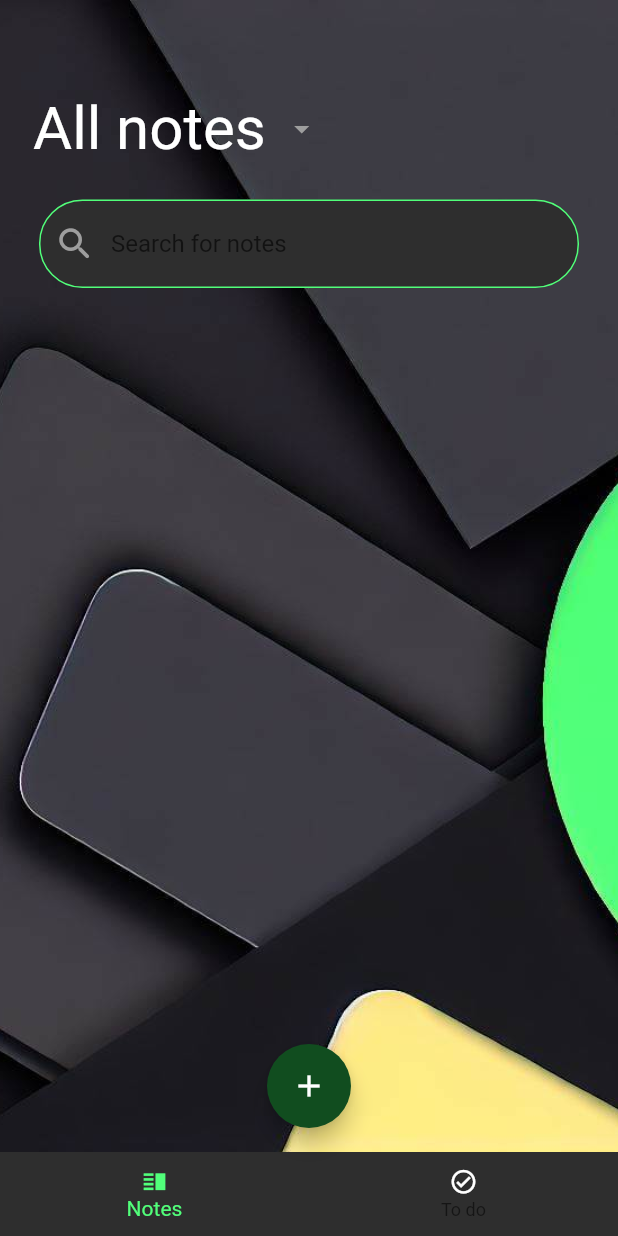
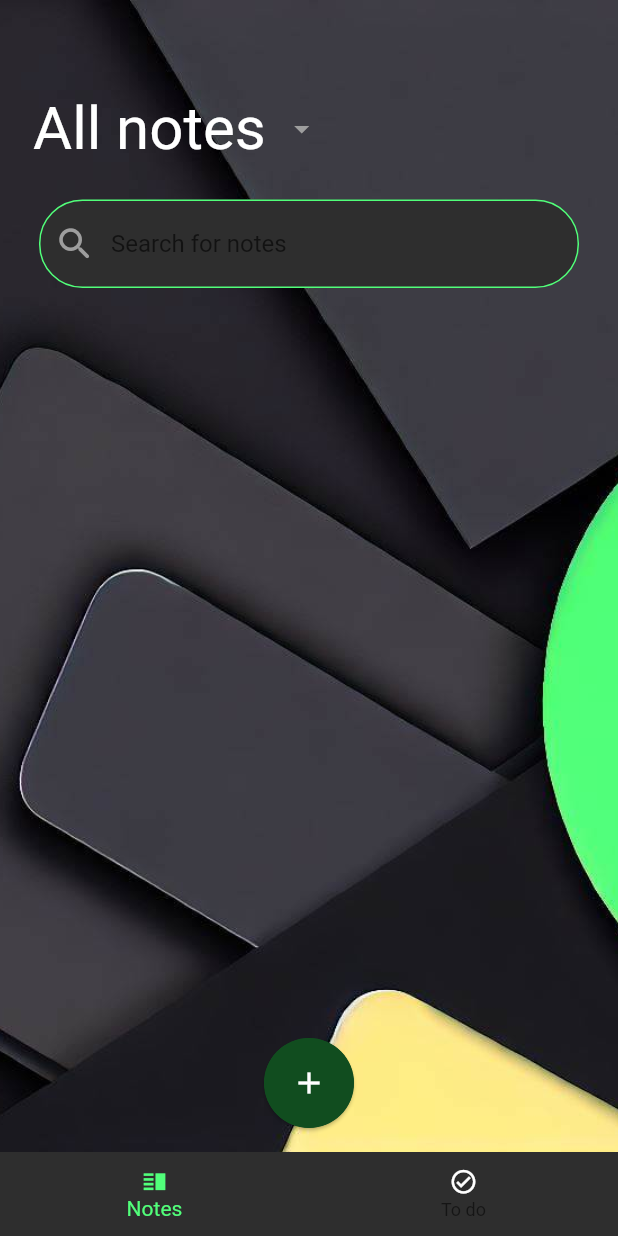
Before and after one commit to Galzysoft/KeepNote, a Flutter app: the screen it shows after launch, on a phone screen of 412 x 824 dp. Run offline on Flutter 3.47's test engine with Material 2 defaults, Android fonts, the phone set to English and light mode, and no system bars; our stand-ins replace get, google_fonts, sqflite; accounts and stored records are empty; Roboto replaces fonts that are missing (Actor).

Commit message:
edit notes

```diff
--- a/lib/add_notes/view.dart
+++ b/lib/add_notes/view.dart
@@ -139,7 +139,7 @@ class _AddNotesPageState extends State<AddNotesPage> {
                 child: TextField(
                   maxLines: 200,
                   controller: logic.noteController,
-                  autofocus: true,
+                  autofocus: false,
                   smartDashesType: SmartDashesType.disabled,
                   autocorrect: true,
                   style: GoogleFonts.actor(fontSize: 14, color: Colors.white),
--- a/lib/homepage/view.dart
+++ b/lib/homepage/view.dart
@@ -126,6 +126,10 @@ class _HomepagePageState extends State<HomepagePage> {
                         itemBuilder: (context, index) => GestureDetector(
                             onLongPress: () {
                               logicdel.totalList =snapshot.data!;
+                              logicdel.editList.add(snapshot.data![index]);
+                              /// w3e print this out to know the number of elements in the list
+                              logicdel.editList.forEach((element) { print  ("elemnttos "+element.title!);});
+                           //
                               snapshot.data![index].edit=true;
                               Get.to(() => EditPagePage());
                             },child: NoteCard(
--- a/lib/navigation.dart
+++ b/lib/navigation.dart
@@ -1,3 +1,4 @@
+import 'package:animations/animations.dart';
 import 'package:get/get.dart';
 import 'package:get/get_core/src/get_main.dart';
 import 'package:flutter/material.dart';
@@ -56,16 +57,26 @@ class _NavigationPageState extends State<NavigationPage> {
         ],
         backgroundColor: const Color(0xFF2E2E2E),
       ),
-      floatingActionButton: FloatingActionButton(hoverElevation: 0,
-        backgroundColor: const Color(0xFF114D1F),
-        onPressed: () {
-          Get.to(AddNotesPage(addNoteStatus: AddNoteStatus.ADD),transition: Transition.rightToLeft);
+      floatingActionButton: GestureDetector(
+          onTap: () {
+            Get.to(AddNotesPage(addNoteStatus: AddNoteStatus.ADD),
+                transition: Transition.rightToLeft);
           },
+          child: OpenContainer(
+            closedBuilder: (context, action) => CircleAvatar(
+              radius: 30,
+              backgroundColor: Color(0xFF114D1F),
               child: const Icon(
                 Icons.add,
                 color: Colors.white,
               ),
             ),
+            openBuilder: (context, action) =>
+                AddNotesPage(addNoteStatus: AddNoteStatus.ADD),closedColor: Color(0xFF114D1F) ,
+            closedShape: RoundedRectangleBorder(
+                borderRadius: BorderRadius.all(Radius.circular(3000))),
+            transitionDuration: Duration(seconds: 1),
+          )),
       floatingActionButtonLocation: FloatingActionButtonLocation.centerFloat,
     );
   }
--- a/pubspec.yaml
+++ b/pubspec.yaml
@@ -35,7 +35,7 @@ dependencies:
   date_time: ^0.9.0
   intl: ^0.18.0
   sqflite:
-
+  animations: ^2.0.7
   # The following adds the Cupertino Icons font to your application.
   # Use with the CupertinoIcons class for iOS style icons.
   cupertino_icons: ^1.0.2
```
Also changed, not shown: pubspec.lock. Lines whose indentation alone changed are shown as unchanged.
